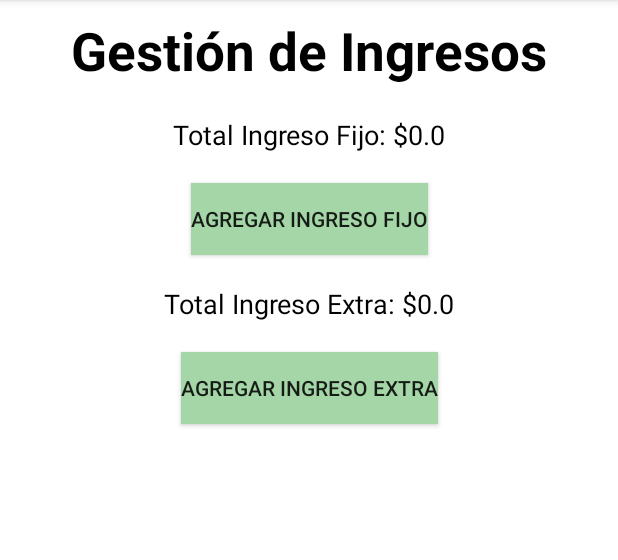
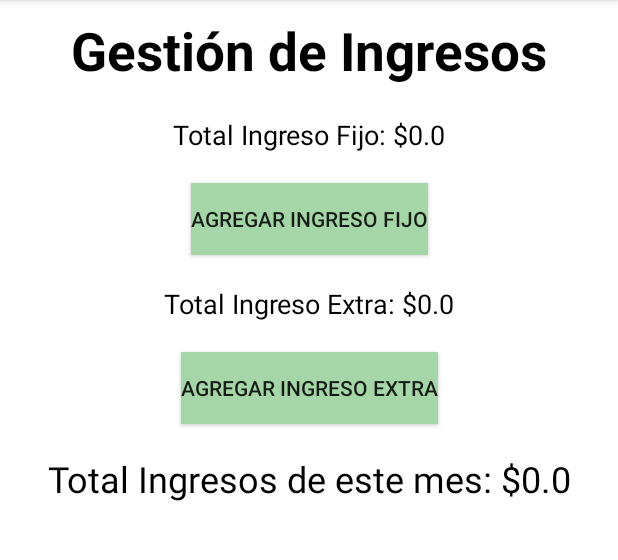
Before and after one commit to darmandoalcala/SaveBiyuyos, an Android app: the IngresosActivity screen opened directly, with no data from a screen before it, on a phone screen of 412 x 824 dp, the part 84-644 px from its top. Run offline under Robolectric (Android 15) with nearby library versions, the phone set to English and light mode, and no system bars; our stand-ins replace Room's generated code.

Commit message:
Funciona Ingresos y Egresos, con la BD

```diff
--- a/app/src/main/java/com/fergodev/savebiyuyos/IngresosActivity.kt
+++ b/app/src/main/java/com/fergodev/savebiyuyos/IngresosActivity.kt
@@ -37,9 +37,10 @@ class IngresosActivity : AppCompatActivity() {
         // Referencias a los TextViews
         val textIngresoFijoTotal = findViewById<TextView>(R.id.textIngresoFijoTotal)
         val textIngresoExtraTotal = findViewById<TextView>(R.id.textIngresoExtraTotal)
+        val textTotalTotal = findViewById<TextView>(R.id.textTotalTotal)
 
         // Cargar datos existentes desde la base de datos
-        cargarIngresos(textIngresoFijoTotal, textIngresoExtraTotal)
+        cargarIngresos(textIngresoFijoTotal, textIngresoExtraTotal, textTotalTotal)
 
         // Botón para agregar ingreso fijo
         val btnAgregarIngresoFijo = findViewById<AppCompatButton>(R.id.btnAgregarIngresoFijo)
@@ -54,7 +55,7 @@ class IngresosActivity : AppCompatActivity() {
         }
     }
 
-    private fun cargarIngresos(textIngresoFijoTotal: TextView, textIngresoExtraTotal: TextView) {
+    private fun cargarIngresos(textIngresoFijoTotal: TextView, textIngresoExtraTotal: TextView, textTotalTotal: TextView) {
         // Usar coroutines para realizar operaciones de base de datos en segundo plano
         lifecycleScope.launch {
             // Obtener los ingresos desde la base de datos
@@ -64,10 +65,12 @@ class IngresosActivity : AppCompatActivity() {
             // Calcular los totales
             totalIngresoFijo = ingresosFijos.sumOf { it.monto }
             totalIngresoExtra = ingresosExtras.sumOf { it.monto }
+            val total = totalIngresoFijo + totalIngresoExtra
 
             // Actualizar los TextViews
             textIngresoFijoTotal.text = "Total Ingreso Fijo: $$totalIngresoFijo"
             textIngresoExtraTotal.text = "Total Ingreso Extra: $$totalIngresoExtra"
+            textTotalTotal.text = "Total Ingresos de este mes: $$total"
         }
     }
 
--- a/app/src/main/res/layout/activity_ingresos.xml
+++ b/app/src/main/res/layout/activity_ingresos.xml
@@ -71,4 +71,16 @@
         app:layout_constraintEnd_toEndOf="parent"
         android:layout_marginTop="20dp" />
 
+    <TextView
+        android:id="@+id/textTotalTotal"
+        android:layout_width="wrap_content"
+        android:layout_height="wrap_content"
+        android:text="Total Ingresos de este mes: $0"
+        android:textSize="24sp"
+        android:textColor="@color/black"
+        app:layout_constraintTop_toBottomOf="@id/btnAgregarIngresoExtra"
+        app:layout_constraintStart_toStartOf="parent"
+        app:layout_constraintEnd_toEndOf="parent"
+        android:layout_marginTop="20dp" />
+
 </androidx.constraintlayout.widget.ConstraintLayout>
```
